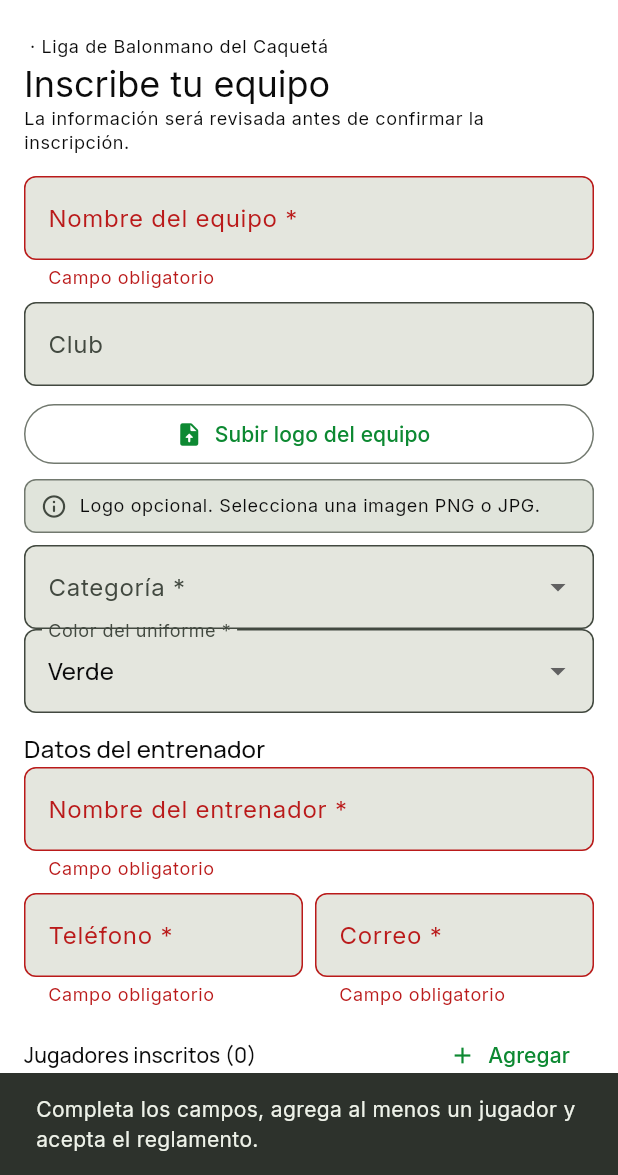
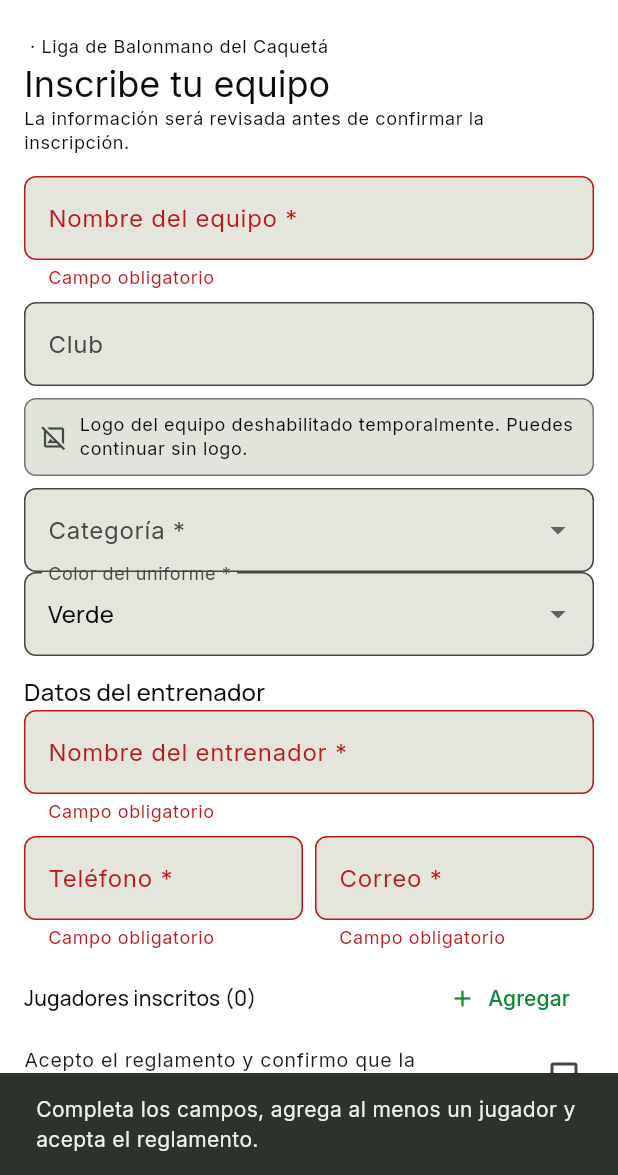
Before and after one commit to tatiana1104/handplay_demo, a Flutter app: the TeamRegistrationScreen screen opened directly with empty values, after a tap on "Enviar solicitud de inscripción", on a phone screen of 412 x 824 dp, the part 61-1236 px from its top. Run offline on Flutter 3.47's test engine with Material 3 defaults, Android fonts, the phone set to English and light mode, and no system bars; our stand-ins replace cloud_firestore, dartz, equatable, firebase_auth, firebase_core, flutter_bloc and 4 more; accounts and stored records are empty; statements that could not run were skipped.

Commit message:
Disable team logo until storage setup

```diff
--- a/lib/features/tournaments/presentation/screens/team_registration_screen.dart
+++ b/lib/features/tournaments/presentation/screens/team_registration_screen.dart
@@ -1,9 +1,5 @@
-import 'dart:typed_data';
-
 import 'package:cloud_firestore/cloud_firestore.dart';
-import 'package:firebase_storage/firebase_storage.dart';
 import 'package:flutter/material.dart';
-import 'package:image_picker/image_picker.dart';
 
 import '../../domain/models/tournament_models.dart';
 
@@ -141,12 +137,9 @@ class _TeamRegistrationScreenState extends State<TeamRegistrationScreen> {
   final _coach = TextEditingController();
   final _phone = TextEditingController();
   final _email = TextEditingController();
-  final _picker = ImagePicker();
   final _players = <Map<String, String>>[];
   String? _category;
   String _color = 'Verde';
-  Uint8List? _logoBytes;
-  String? _logoName;
   bool _accepted = false;
   bool _saving = false;
 
@@ -154,17 +147,6 @@ class _TeamRegistrationScreenState extends State<TeamRegistrationScreen> {
   void dispose() {
     for (final controller in [_team, _club, _coach, _phone, _email]) controller.dispose();
     super.dispose();
-  }
-
-  Future<void> _pickLogo() async {
-    final file = await _picker.pickImage(source: ImageSource.gallery, imageQuality: 85, maxWidth: 1200);
-    if (file == null) return;
-    setState(() {
-      _logoBytes = null;
-      _logoName = file.name;
-    });
-    _logoBytes = await file.readAsBytes();
-    if (mounted) setState(() {});
   }
 
   Future<void> _addPlayer() async {
@@ -189,25 +171,10 @@ class _TeamRegistrationScreenState extends State<TeamRegistrationScreen> {
     setState(() => _saving = true);
     try {
       final registration = FirebaseFirestore.instance.collection('tournaments').doc(widget.tournament.id).collection('registrations').doc();
-      String? logoPath;
-      if (_logoBytes != null && _logoBytes!.isNotEmpty) {
-        final safeName = (_logoName ?? 'logo').replaceAll(RegExp(r'[^a-zA-Z0-9._-]'), '_');
-        final ref = FirebaseStorage.instance
-            .ref()
-            .child('team-logos')
-            .child(widget.tournament.id)
-            .child(registration.id)
-            .child(safeName);
-        final upload = await ref.putData(
-          _logoBytes!,
-          SettableMetadata(contentType: _contentTypeFor(safeName)),
-        );
-        logoPath = await upload.ref.getDownloadURL();
-      }
       await registration.set({
         'teamName': _team.text.trim(), 'clubName': _club.text.trim(), 'coachName': _coach.text.trim(),
         'coachPhone': _phone.text.trim(), 'coachEmail': _email.text.trim().toLowerCase(), 'category': _category,
-        'uniformColor': _color, 'logoUrl': logoPath, 'players': _players, 'status': 'pending',
+        'uniformColor': _color, 'logoUrl': null, 'players': _players, 'status': 'pending',
         'verificationMessage': 'Solicitud recibida. Debes esperar a que el administrador verifique la información.',
         'termsAccepted': true, 'createdAt': FieldValue.serverTimestamp(),
       });
@@ -217,24 +184,13 @@ class _TeamRegistrationScreenState extends State<TeamRegistrationScreen> {
       }
     } on FirebaseException catch (error) {
       final message = switch (error.code) {
-        'object-not-found' => 'No se pudo confirmar el logo en Firebase Storage. Selecciónalo nuevamente o envía la solicitud sin logo.',
-        'permission-denied' => 'Firebase rechazó la inscripción. Publica firestore.rules y storage.rules, y verifica que el torneo tenga inscripción pública.',
+        'permission-denied' => 'Firebase rechazó la inscripción. Publica firestore.rules y verifica que el torneo tenga inscripción pública.',
         _ => error.message ?? 'No se pudo enviar la solicitud.',
       };
       _show(message);
     } finally {
       if (mounted) setState(() => _saving = false);
     }
-  }
-
-  String _contentTypeFor(String filename) {
-    final extension = filename.split('.').last.toLowerCase();
-    return switch (extension) {
-      'png' => 'image/png',
-      'webp' => 'image/webp',
-      'gif' => 'image/gif',
-      _ => 'image/jpeg',
-    };
   }
 
   void _show(String message) => ScaffoldMessenger.of(context).showSnackBar(SnackBar(content: Text(message)));
@@ -252,60 +208,20 @@ class _TeamRegistrationScreenState extends State<TeamRegistrationScreen> {
         const SizedBox(height: 14),
         _field(_team, 'Nombre del equipo *', 'Halcones FC'),
         _field(_club, 'Club', 'Club Amazonas', required: false),
-        Row(
-          children: [
-            Expanded(
-              child: OutlinedButton.icon(
-                onPressed: _pickLogo,
-                icon: Icon(_logoName == null ? Icons.upload_file_rounded : Icons.check_circle_rounded),
-                label: Text(_logoName == null ? 'Subir logo del equipo' : 'Cambiar logo'),
-              ),
-            ),
-            if (_logoName != null) ...[
-              const SizedBox(width: 8),
-              IconButton(
-                tooltip: 'Eliminar logo',
-                onPressed: () => setState(() {
-                  _logoBytes = null;
-                  _logoName = null;
-                }),
-                icon: const Icon(Icons.delete_outline_rounded),
-              ),
-            ],
-          ],
-        ),
-        const SizedBox(height: 6),
-        AnimatedContainer(
-          duration: const Duration(milliseconds: 180),
-          padding: const EdgeInsets.symmetric(horizontal: 10, vertical: 8),
+        Container(
+          padding: const EdgeInsets.symmetric(horizontal: 10, vertical: 9),
           decoration: BoxDecoration(
-            color: _logoName == null
-                ? theme.colorScheme.surfaceContainerHighest
-                : theme.colorScheme.primaryContainer,
+            color: theme.colorScheme.surfaceContainerHighest,
             borderRadius: BorderRadius.circular(8),
-            border: Border.all(
-              color: _logoName == null
-                  ? theme.colorScheme.outline
-                  : theme.colorScheme.primary,
-            ),
+            border: Border.all(color: theme.colorScheme.outline),
           ),
           child: Row(
             children: [
-              Icon(
-                _logoName == null ? Icons.info_outline_rounded : Icons.verified_rounded,
-                size: 18,
-                color: _logoName == null
-                    ? theme.colorScheme.onSurfaceVariant
-                    : theme.colorScheme.primary,
-              ),
+              Icon(Icons.image_not_supported_outlined, size: 18, color: theme.colorScheme.onSurfaceVariant),
               const SizedBox(width: 8),
               Expanded(
                 child: Text(
-                  _logoName == null
-                      ? 'Logo opcional. Selecciona una imagen PNG o JPG.'
-                      : 'Imagen seleccionada: $_logoName',
-                  maxLines: 2,
-                  overflow: TextOverflow.ellipsis,
+                  'Logo del equipo deshabilitado temporalmente. Puedes continuar sin logo.',
                   style: theme.textTheme.bodySmall,
                 ),
               ),
```
Also changed, not shown: 1 other file.
